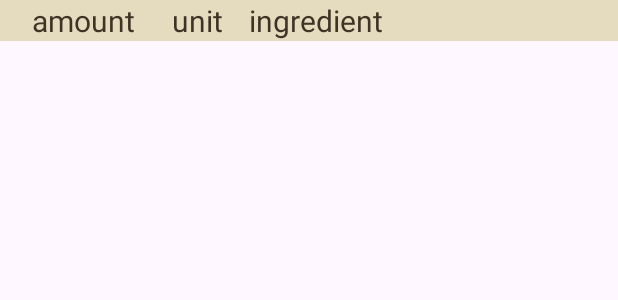
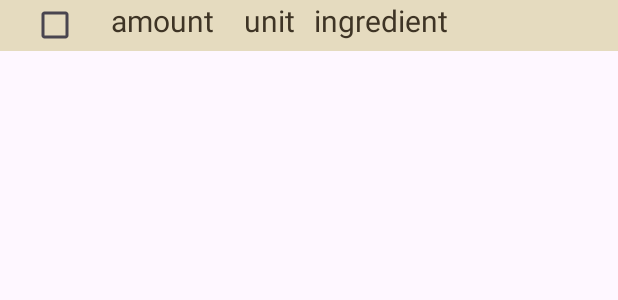
Before and after one commit to Nomuron/happireshipi_mobile, an Android app: the layout dish_ingredient.xml on its own in the app's theme, with its tools: preview values and no code run, on a phone screen of 412 x 824 dp. Shown: the top 300 px of the screen. Run offline under Robolectric (Android 15) with nearby library versions, the phone set to English and light mode, and no system bars.

Commit message:
HAP-25 # add checkbox to displayed ingredients list

```diff
--- a/app/src/main/res/layout/dish_ingredient.xml
+++ b/app/src/main/res/layout/dish_ingredient.xml
@@ -10,14 +10,13 @@
         android:id="@+id/RecipeDetailIngredientAmount"
         android:layout_width="wrap_content"
         android:layout_height="wrap_content"
-        android:layout_marginLeft="6dp"
         android:text="@string/details_ingredient_amount"
         android:textColor="#3E3425"
         android:textSize="20sp"
         app:layout_constraintBottom_toBottomOf="parent"
         app:layout_constraintEnd_toEndOf="parent"
-        app:layout_constraintHorizontal_bias="0.045"
-        app:layout_constraintStart_toStartOf="parent"
+        app:layout_constraintHorizontal_bias="0.0"
+        app:layout_constraintStart_toEndOf="@+id/RecipeDetailIngredientCheckBox"
         app:layout_constraintTop_toTopOf="parent"
         app:layout_constraintVertical_bias="0.0" />
 
@@ -49,4 +48,15 @@
         app:layout_constraintStart_toEndOf="@+id/RecipeDetailIngredientUnit"
         app:layout_constraintTop_toTopOf="parent"
         app:layout_constraintVertical_bias="0.0" />
+
+    <CheckBox
+        android:id="@+id/RecipeDetailIngredientCheckBox"
+        android:layout_width="74dp"
+        android:layout_height="34dp"
+        app:layout_constraintBottom_toBottomOf="parent"
+        app:layout_constraintEnd_toEndOf="parent"
+        app:layout_constraintHorizontal_bias="0.0"
+        app:layout_constraintStart_toStartOf="parent"
+        app:layout_constraintTop_toTopOf="parent"
+        app:layout_constraintVertical_bias="0.0" />
 </androidx.constraintlayout.widget.ConstraintLayout>
```
Also changed, not shown: app/src/main/java/com/example/myapplication/recipes/adapters/SelectedRecipesIngredientsAdapter.java (+11 -3 lines), app/src/main/java/com/example/myapplication/recipes/control/CheckedIngredientsCache.java (added, +56 -0 lines), 1 other file.
